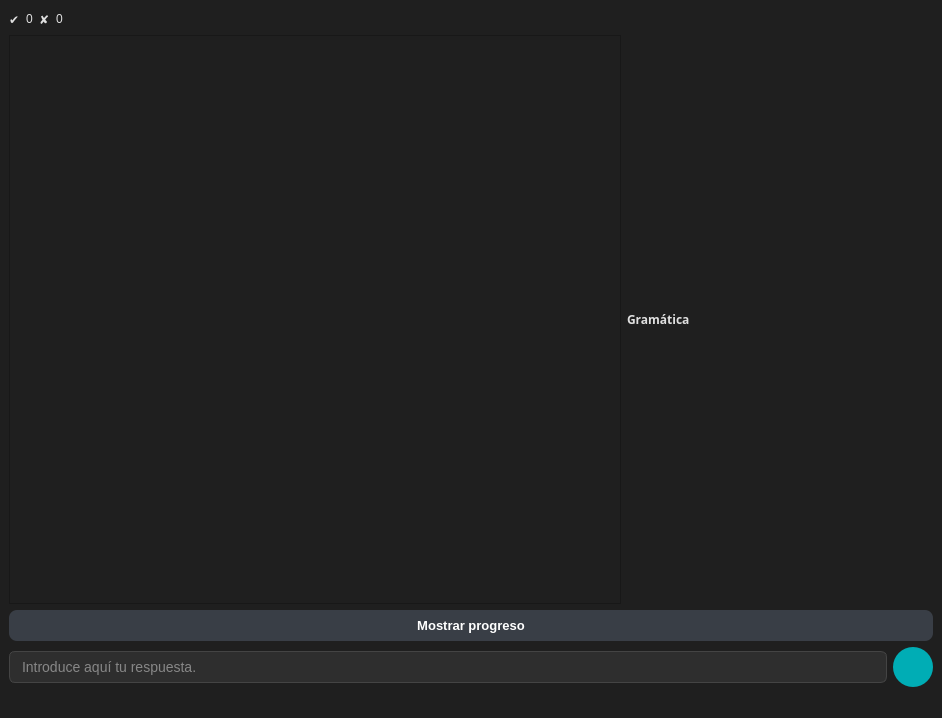
Before: the Qt Designer form slrtutorwindow.ui in jose-rZM/SyntaxTutor, drawn with Qt 5.
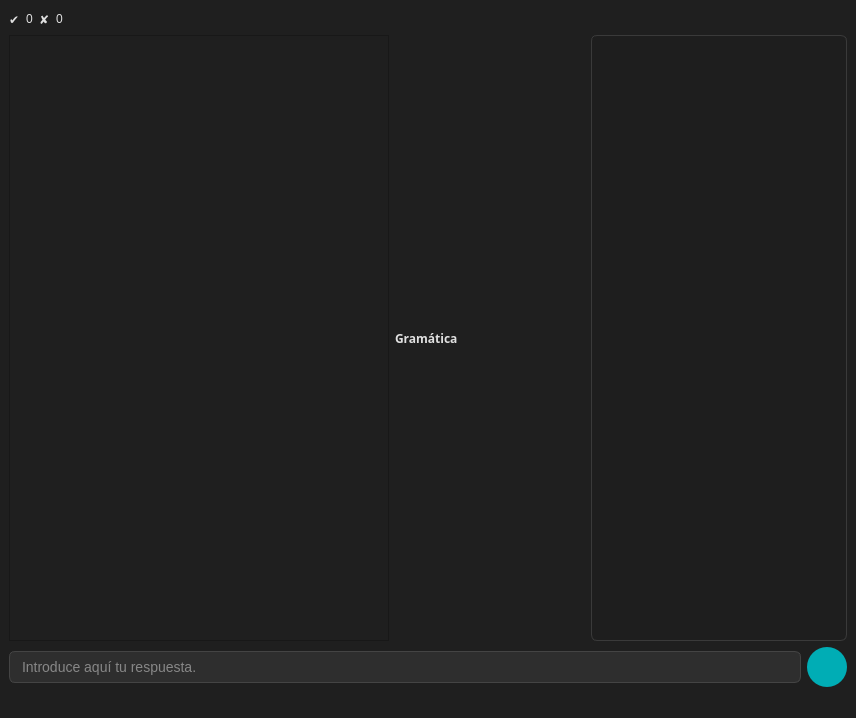
After: the same form once the commit is applied. Icons and pictures are not drawn.

Commit message: delete show progress btn and made it always visible

Patch:
```diff
--- a/slrtutorwindow.ui
+++ b/slrtutorwindow.ui
@@ -6,7 +6,7 @@
    <rect>
     <x>0</x>
     <y>0</y>
-    <width>942</width>
+    <width>856</width>
     <height>718</height>
    </rect>
   </property>
@@ -131,42 +131,27 @@
         </property>
        </widget>
       </item>
+      <item>
+       <widget class="QTextEdit" name="textEdit">
+        <property name="styleSheet">
+         <string notr="true"> background-color: #1e1e1e;
+        color: #ffffff;
+        font-family: 'JetBrains Mono', 'Noto Sans Mono', 'Courier New', monospace;
+        font-size: 15px;
+        font-weight: 500;
+        border: 1px solid #3a3a3a;
+        border-radius: 6px;
+        padding: 12px;
+        selection-background-color: #44475a;
+        selection-color: #ffffff;</string>
+        </property>
+        <property name="readOnly">
+         <bool>true</bool>
+        </property>
+       </widget>
+      </item>
      </layout>
     </item>
-    <item>
-     <widget class="QPushButton" name="showButton">
-      <property name="cursor">
-       <cursorShape>PointingHandCursor</cursorShape>
-      </property>
-      <property name="toolTip">
-       <string>Muestra los estados construidos</string>
-      </property>
-      <property name="styleSheet">
-       <string notr="true">QPushButton {
-    background-color: #393E46;
-    color: white;
-    border: none;
-    padding: 8px 20px;
-    border-radius: 8px;
-    font-weight: bold;
-    font-size: 13px;
-    font-family: 'Noto Sans';
-}
-
-QPushButton:hover {
-    background-color: #50575F;
-}
-
-QPushButton:pressed {
-    background-color: #222831;
-}
-</string>
-      </property>
-      <property name="text">
-       <string>Mostrar progreso</string>
-      </property>
-     </widget>
-    </item>
     <item>
      <layout class="QHBoxLayout" name="horizontalLayout">
       <item>
```
Left out of the diff: 2 changed lines with no effect on the pictures. The commit also changes 3 other files.
